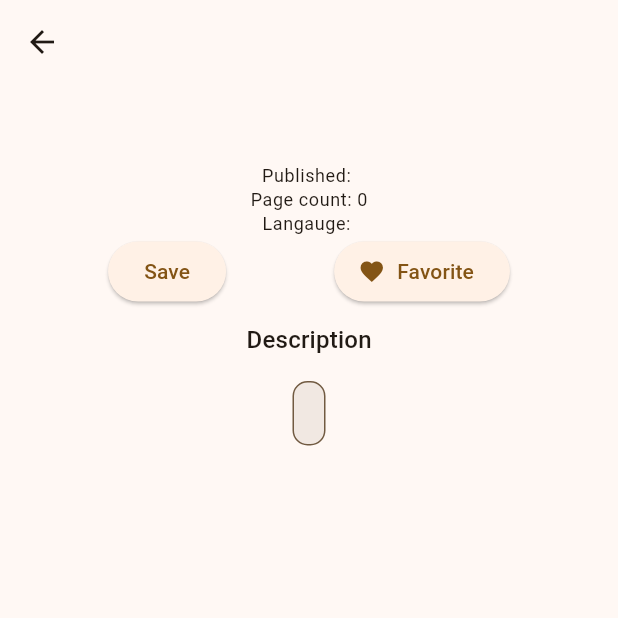
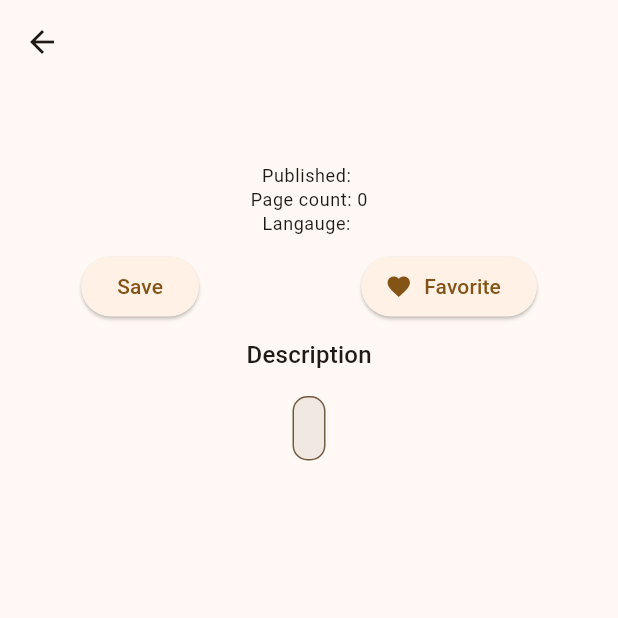
Before and after one commit to enesscakmak/book-tracker, a Flutter app: the BookDetailsScreen screen opened directly with empty values, on a phone screen of 412 x 824 dp, the top half of it. Run offline on Flutter 3.47's test engine with Material 3 defaults, Android fonts, the phone set to English and light mode, and no system bars; our stand-ins replace sqflite; accounts and stored records are empty.

Commit message:
feat: Add isFromSavedScreen parameter to BookDetailsArguments

```diff
--- a/lib/components/gridview_widget.dart
+++ b/lib/components/gridview_widget.dart
@@ -29,7 +29,8 @@ class GridViewWidget extends StatelessWidget {
                 child: GestureDetector(
                   onTap: () {
                     Navigator.pushNamed(context, '/details',
-                        arguments: BookDetailsArguments(itemBook: book));
+                        arguments: BookDetailsArguments(
+                            itemBook: book, isFromSavedScreen: false));
                     //   Navigator.push(
                     //       context,
                     //       MaterialPageRoute(
--- a/lib/pages/books_details.dart
+++ b/lib/pages/books_details.dart
@@ -16,6 +16,7 @@ class _BookDetailsScreenState extends State<BookDetailsScreen> {
     final args =
         ModalRoute.of(context)?.settings.arguments as BookDetailsArguments;
     final Book book = args.itemBook;
+    final bool isFromSavedScreen = args.isFromSavedScreen;
     final theme = Theme.of(context).textTheme;
 
     return Scaffold(
@@ -56,14 +57,20 @@ class _BookDetailsScreenState extends State<BookDetailsScreen> {
                     'Langauge: ${book.language}',
                     style: theme.bodySmall,
                   ),
+                  const SizedBox(
+                    height: 10,
+                  ),
                   Row(
-                    mainAxisAlignment: MainAxisAlignment.spaceEvenly,
+                    mainAxisAlignment: !isFromSavedScreen
+                        ? MainAxisAlignment.spaceEvenly
+                        : MainAxisAlignment.center,
                     children: [
-                      ElevatedButton(
+                      !isFromSavedScreen
+                          ? ElevatedButton(
                               onPressed: () async {
                                 try {
-                              int savedInt =
-                                  await DatabaseHelper.instance.insert(book);
+                                  int savedInt = await DatabaseHelper.instance
+                                      .insert(book);
                                   SnackBar snackBar = SnackBar(
                                       content: Text("Book Saved $savedInt"));
                                   ScaffoldMessenger.of(context)
@@ -72,11 +79,13 @@ class _BookDetailsScreenState extends State<BookDetailsScreen> {
                                   print("Error: $e");
                                 }
                               },
-                          child: Text("Save")),
+                              child: Text("Save"))
+                          : const SizedBox(),
+                      SizedBox(
+                        height: 10,
+                      ),
                       ElevatedButton.icon(
-                        onPressed: () async {
-
-                        },
+                        onPressed: () async {},
                         icon: Icon(Icons.favorite),
                         label: Text("Favorite"),
                       )
--- a/lib/utils/book_details_arguments.dart
+++ b/lib/utils/book_details_arguments.dart
@@ -2,6 +2,8 @@ import 'package:reader_tracker/models/book.dart';
 
 class BookDetailsArguments {
   final Book itemBook;
+  final bool isFromSavedScreen;
 
-  BookDetailsArguments({required this.itemBook});
+  BookDetailsArguments(
+      {required this.itemBook, required this.isFromSavedScreen});
 }
```
Also changed, not shown: lib/db/database_helper.dart (+10 -0 lines), lib/pages/favorites_screen.dart (+41 -1 lines), lib/pages/saved_screen.dart (+12 -5 lines). Lines whose indentation alone changed are shown as unchanged.
